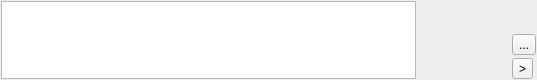
Qt form python/app/widgets/note_input_widget/resources/note_input_widget.ui (shotgunsoftware/tk-multi-shotgunpanel) before a commit.
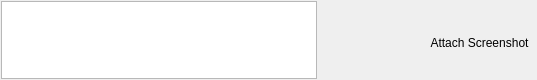
The same form after that commit. Icons and pictures are not drawn. Custom widgets are drawn as their Qt base class.

Commit message: UI polish and implementation

The edit to the form file:
```diff
--- a/python/app/widgets/note_input_widget/resources/note_input_widget.ui
+++ b/python/app/widgets/note_input_widget/resources/note_input_widget.ui
@@ -27,7 +27,7 @@
   </property>
   <layout class="QHBoxLayout" name="horizontalLayout">
    <property name="spacing">
-    <number>0</number>
+    <number>5</number>
    </property>
    <property name="margin">
     <number>1</number>
@@ -91,18 +91,43 @@
      <item>
       <widget class="QToolButton" name="screenshot">
        <property name="text">
-        <string>...</string>
+        <string>Attach Screenshot</string>
        </property>
        <property name="icon">
         <iconset resource="resources.qrc">
          <normaloff>:/tk_multi_infopanel_note_input_widget/camera_hl.png</normaloff>:/tk_multi_infopanel_note_input_widget/camera_hl.png</iconset>
        </property>
+       <property name="toolButtonStyle">
+        <enum>Qt::ToolButtonIconOnly</enum>
+       </property>
+       <property name="autoRaise">
+        <bool>true</bool>
+       </property>
       </widget>
      </item>
      <item>
       <widget class="QToolButton" name="submit">
+       <property name="sizePolicy">
+        <sizepolicy hsizetype="Preferred" vsizetype="Fixed">
+         <horstretch>0</horstretch>
+         <verstretch>0</verstretch>
+        </sizepolicy>
+       </property>
+       <property name="toolTip">
+        <string>Create Note</string>
+       </property>
        <property name="text">
-        <string>&gt;</string>
+        <string/>
+       </property>
+       <property name="icon">
+        <iconset resource="resources.qrc">
+         <normaloff>:/tk_multi_infopanel_note_input_widget/tick.png</normaloff>:/tk_multi_infopanel_note_input_widget/tick.png</iconset>
+       </property>
+       <property name="toolButtonStyle">
+        <enum>Qt::ToolButtonIconOnly</enum>
+       </property>
+       <property name="autoRaise">
+        <bool>true</bool>
        </property>
       </widget>
      </item>
```
Left out of the diff: 3 changed lines with no effect on the pictures. The commit also changes 7 other files.
